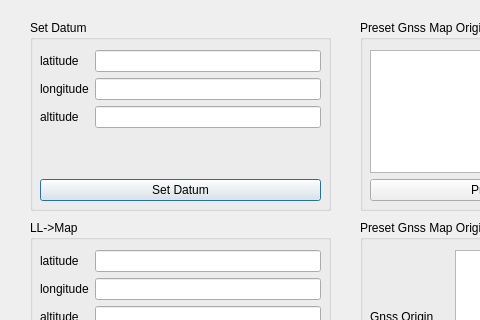
Qt form src/robot_gui/ui/subwindow_geoservicetool.ui (7174952/amr-3d-lidar-ros2) before a commit; both pictures show x 0 to 480 and y 0 to 320 of the 701 by 620 pixel window.
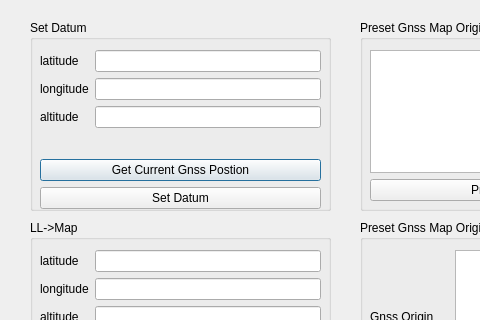
The same form after that commit.

```diff
--- a/src/robot_gui/ui/subwindow_geoservicetool.ui
+++ b/src/robot_gui/ui/subwindow_geoservicetool.ui
@@ -31,7 +31,7 @@
       <x>10</x>
       <y>30</y>
       <width>281</width>
-      <height>151</height>
+      <height>159</height>
      </rect>
     </property>
     <layout class="QVBoxLayout" name="verticalLayout">
@@ -69,6 +69,13 @@
        </item>
       </layout>
      </item>
+     <item>
+      <widget class="QPushButton" name="pushButton_getCurrGnssPos">
+       <property name="text">
+        <string>Get Current Gnss Postion</string>
+       </property>
+      </widget>
+     </item>
      <item>
       <widget class="QPushButton" name="pushButton_setDatum">
        <property name="text">
```
